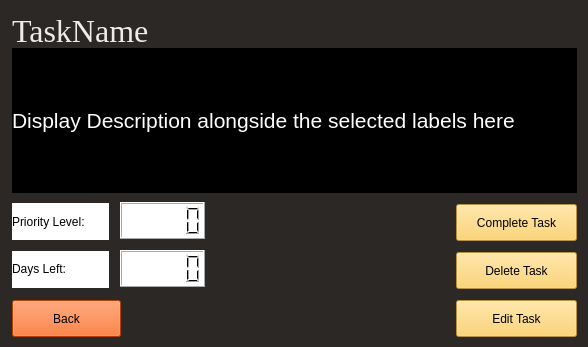
Before: the Qt Designer form Codebase/GUI/UI Files/TaskDisplay.ui in Mulukulum/Amberia, drawn with Qt 5.
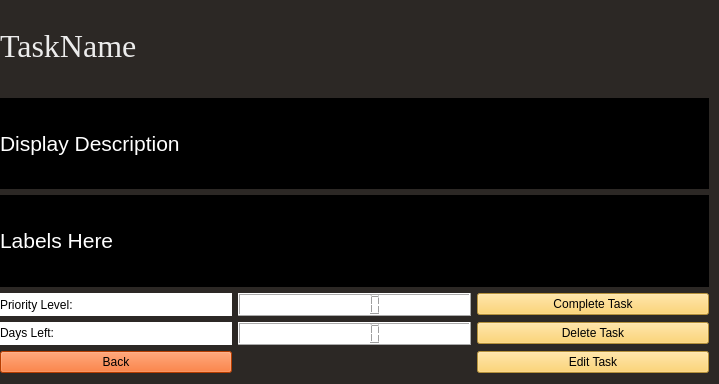
After: the same form once the commit is applied.

Diff of the .ui file:
```diff
--- a/Codebase/GUI/UI Files/TaskDisplay.ui
+++ b/Codebase/GUI/UI Files/TaskDisplay.ui
@@ -6,8 +6,8 @@
    <rect>
     <x>0</x>
     <y>0</y>
-    <width>588</width>
-    <height>347</height>
+    <width>719</width>
+    <height>384</height>
    </rect>
   </property>
   <property name="windowTitle">
@@ -16,15 +16,18 @@
   <property name="styleSheet">
    <string notr="true">background : #2c2825;</string>
   </property>
+  <widget class="QWidget" name="">
+   <property name="geometry">
+    <rect>
+     <x>0</x>
+     <y>0</y>
+     <width>709</width>
+     <height>373</height>
+    </rect>
+   </property>
+   <layout class="QGridLayout" name="gridLayout">
+    <item row="0" column="0" colspan="3">
   <widget class="QLabel" name="TaskName">
-   <property name="geometry">
-    <rect>
-     <x>12</x>
-     <y>12</y>
-     <width>565</width>
-     <height>37</height>
-    </rect>
-   </property>
    <property name="font">
     <font>
      <family>Times New Roman</family>
@@ -47,32 +50,46 @@
     <set>Qt::AlignLeading|Qt::AlignLeft|Qt::AlignVCenter</set>
    </property>
   </widget>
-  <widget class="QPushButton" name="TaskDeleteButton">
-   <property name="geometry">
-    <rect>
-     <x>456</x>
-     <y>252</y>
-     <width>121</width>
-     <height>37</height>
-    </rect>
-   </property>
+    </item>
+    <item row="1" column="0" colspan="3">
+     <widget class="QLabel" name="label_3">
+      <property name="styleSheet">
+       <string notr="true">background: rgb(0, 0, 0)</string>
+      </property>
+      <property name="text">
+       <string>&lt;html&gt;&lt;head/&gt;&lt;body&gt;&lt;p&gt;&lt;span style=&quot; font-size:16pt; color:#ffffff;&quot;&gt;Display Description&lt;/span&gt;&lt;/p&gt;&lt;/body&gt;&lt;/html&gt;</string>
+      </property>
+     </widget>
+    </item>
+    <item row="2" column="0" colspan="3">
+     <widget class="QLabel" name="label_4">
    <property name="styleSheet">
-    <string notr="true">background: #fdcb52;
-</string>
+       <string notr="true">background: rgb(0, 0, 0)</string>
    </property>
    <property name="text">
-    <string>Delete Task</string>
-   </property>
-  </widget>
+       <string>&lt;html&gt;&lt;head/&gt;&lt;body&gt;&lt;p&gt;&lt;span style=&quot; font-size:16pt; color:#ffffff;&quot;&gt;Labels Here&lt;/span&gt;&lt;/p&gt;&lt;/body&gt;&lt;/html&gt;</string>
+      </property>
+     </widget>
+    </item>
+    <item row="3" column="0">
+     <widget class="QLabel" name="label">
+      <property name="styleSheet">
+       <string notr="true">background: rgb(255, 255, 255)</string>
+      </property>
+      <property name="text">
+       <string>Priority Level:</string>
+      </property>
+     </widget>
+    </item>
+    <item row="3" column="1">
+     <widget class="QLCDNumber" name="lcdNumber">
+      <property name="styleSheet">
+       <string notr="true">background: rgb(255, 255, 255)</string>
+      </property>
+     </widget>
+    </item>
+    <item row="3" column="2">
   <widget class="QPushButton" name="TaskCompleteButton">
-   <property name="geometry">
-    <rect>
-     <x>456</x>
-     <y>204</y>
-     <width>121</width>
-     <height>37</height>
-    </rect>
-   </property>
    <property name="styleSheet">
     <string notr="true">background: #fdcb52;
 </string>
@@ -81,31 +98,37 @@
     <string>Complete Task</string>
    </property>
   </widget>
-  <widget class="QPushButton" name="TaskEditButton">
-   <property name="geometry">
-    <rect>
-     <x>456</x>
-     <y>300</y>
-     <width>121</width>
-     <height>37</height>
-    </rect>
-   </property>
+    </item>
+    <item row="4" column="0">
+     <widget class="QLabel" name="label_2">
+      <property name="styleSheet">
+       <string notr="true">background: rgb(255, 255, 255)</string>
+      </property>
+      <property name="text">
+       <string>&lt;html&gt;&lt;head/&gt;&lt;body&gt;&lt;p&gt;Days Left:&lt;/p&gt;&lt;/body&gt;&lt;/html&gt;</string>
+      </property>
+     </widget>
+    </item>
+    <item row="4" column="1">
+     <widget class="QLCDNumber" name="lcdNumber_2">
    <property name="styleSheet">
-    <string notr="true">background: #fdcb52;</string>
-   </property>
+       <string notr="true">background: rgb(255, 255, 255)</string>
+      </property>
+     </widget>
+    </item>
+    <item row="4" column="2">
+     <widget class="QPushButton" name="TaskDeleteButton">
+      <property name="styleSheet">
+       <string notr="true">background: #fdcb52;
+</string>
+      </property>
    <property name="text">
-    <string>Edit Task</string>
-   </property>
-  </widget>
+       <string>Delete Task</string>
+      </property>
+     </widget>
+    </item>
+    <item row="5" column="0">
   <widget class="QPushButton" name="BackButton">
-   <property name="geometry">
-    <rect>
-     <x>12</x>
-     <y>300</y>
-     <width>109</width>
-     <height>37</height>
-    </rect>
-   </property>
    <property name="styleSheet">
     <string notr="true">background: rgb(255, 85, 0)</string>
    </property>
@@ -113,79 +136,18 @@
     <string>Back</string>
    </property>
   </widget>
-  <widget class="QLCDNumber" name="lcdNumber">
-   <property name="geometry">
-    <rect>
-     <x>120</x>
-     <y>202</y>
-     <width>85</width>
-     <height>37</height>
-    </rect>
-   </property>
+    </item>
+    <item row="5" column="2">
+     <widget class="QPushButton" name="TaskEditButton">
    <property name="styleSheet">
-    <string notr="true">background: rgb(255, 255, 255)</string>
-   </property>
-  </widget>
-  <widget class="QLabel" name="label">
-   <property name="geometry">
-    <rect>
-     <x>12</x>
-     <y>203</y>
-     <width>97</width>
-     <height>37</height>
-    </rect>
-   </property>
-   <property name="styleSheet">
-    <string notr="true">background: rgb(255, 255, 255)</string>
-   </property>
+       <string notr="true">background: #fdcb52;</string>
+      </property>
    <property name="text">
-    <string>Priority Level:</string>
-   </property>
-  </widget>
-  <widget class="QLCDNumber" name="lcdNumber_2">
-   <property name="geometry">
-    <rect>
-     <x>120</x>
-     <y>250</y>
-     <width>85</width>
-     <height>37</height>
-    </rect>
-   </property>
-   <property name="styleSheet">
-    <string notr="true">background: rgb(255, 255, 255)</string>
-   </property>
-  </widget>
-  <widget class="QLabel" name="label_2">
-   <property name="geometry">
-    <rect>
-     <x>12</x>
-     <y>251</y>
-     <width>97</width>
-     <height>37</height>
-    </rect>
-   </property>
-   <property name="styleSheet">
-    <string notr="true">background: rgb(255, 255, 255)</string>
-   </property>
-   <property name="text">
-    <string>&lt;html&gt;&lt;head/&gt;&lt;body&gt;&lt;p&gt;Days Left:&lt;/p&gt;&lt;/body&gt;&lt;/html&gt;</string>
-   </property>
-  </widget>
-  <widget class="QLabel" name="label_3">
-   <property name="geometry">
-    <rect>
-     <x>12</x>
-     <y>48</y>
-     <width>565</width>
-     <height>145</height>
-    </rect>
-   </property>
-   <property name="styleSheet">
-    <string notr="true">background: rgb(0, 0, 0)</string>
-   </property>
-   <property name="text">
-    <string>&lt;html&gt;&lt;head/&gt;&lt;body&gt;&lt;p&gt;&lt;span style=&quot; font-size:16pt; color:#ffffff;&quot;&gt;Display Description alongside the selected labels here&lt;/span&gt;&lt;/p&gt;&lt;/body&gt;&lt;/html&gt;</string>
-   </property>
+       <string>Edit Task</string>
+      </property>
+     </widget>
+    </item>
+   </layout>
   </widget>
  </widget>
  <resources/>
```
Lines whose indentation alone changed are shown as unchanged.
